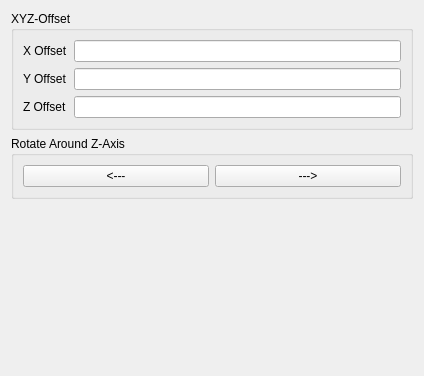
Old version of the form src/Mod/Path/Gui/Resources/panels/PageOpRotateEdit.ui in the repository Insektenjeager/FreeCAD.
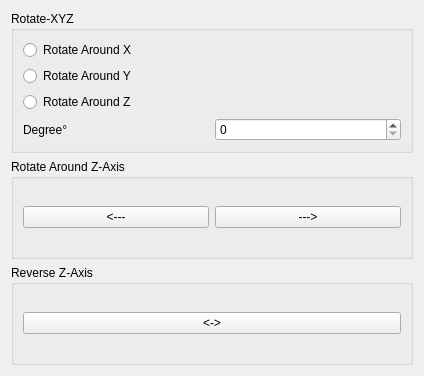
New version of the form. Custom widgets are drawn as their Qt base class.

What changed in the file:
```diff
--- a/src/Mod/Path/Gui/Resources/panels/PageOpRotateEdit.ui
+++ b/src/Mod/Path/Gui/Resources/panels/PageOpRotateEdit.ui
@@ -17,49 +17,43 @@
    <item>
     <widget class="QGroupBox" name="groupBox">
      <property name="title">
-      <string>XYZ-Offset</string>
+      <string>Rotate-XYZ</string>
      </property>
      <layout class="QGridLayout" name="gridLayout_2">
-      <item row="3" column="2">
-       <widget class="Gui::InputField" name="Yoffset">
-        <property name="unit" stdset="0">
-         <string notr="true"/>
-        </property>
-       </widget>
-      </item>
-      <item row="3" column="0">
-       <widget class="QLabel" name="zlabel">
-        <property name="text">
-         <string>Z Offset</string>
-        </property>
-       </widget>
-      </item>
-      <item row="1" column="2">
-       <widget class="Gui::InputField" name="Xoffset">
-        <property name="text">
-         <string/>
-        </property>
-        <property name="unit" stdset="0">
-         <string notr="true"/>
-        </property>
-       </widget>
-      </item>
       <item row="2" column="0">
-       <widget class="QLabel" name="ylabel">
+       <widget class="QRadioButton" name="radioButton">
         <property name="text">
-         <string>Y Offset</string>
+         <string>Rotate Around Y</string>
         </property>
        </widget>
       </item>
-      <item row="1" column="0">
-       <widget class="QLabel" name="xlabel">
+      <item row="0" column="0">
+       <widget class="QRadioButton" name="radioButton_3">
         <property name="text">
-         <string>X Offset</string>
+         <string>Rotate Around X</string>
         </property>
        </widget>
       </item>
-      <item row="2" column="2">
-       <widget class="Gui::InputField" name="Zoffset"/>
+      <item row="3" column="0">
+       <widget class="QRadioButton" name="radioButton_2">
+        <property name="text">
+         <string>Rotate Around Z</string>
+        </property>
+       </widget>
+      </item>
+      <item row="5" column="0">
+       <layout class="QHBoxLayout" name="horizontalLayout">
+        <item>
+         <widget class="QLabel" name="label">
+          <property name="text">
+           <string>Degree°</string>
+          </property>
+         </widget>
+        </item>
+        <item>
+         <widget class="QSpinBox" name="spinBox"/>
+        </item>
+       </layout>
       </item>
      </layout>
     </widget>
@@ -70,6 +64,13 @@
       <string>Rotate Around Z-Axis</string>
      </property>
      <layout class="QGridLayout" name="gridLayout_4">
+      <item row="1" column="0">
+       <widget class="QPushButton" name="pushButton_2">
+        <property name="text">
+         <string>&lt;---</string>
+        </property>
+       </widget>
+      </item>
       <item row="1" column="1">
        <widget class="QPushButton" name="pushButton">
         <property name="text">
@@ -77,38 +78,27 @@
         </property>
        </widget>
       </item>
+     </layout>
+    </widget>
+   </item>
+   <item>
+    <widget class="QGroupBox" name="groupBox_4">
+     <property name="title">
+      <string>Reverse Z-Axis</string>
+     </property>
+     <layout class="QGridLayout" name="gridLayout_5">
       <item row="1" column="0">
-       <widget class="QPushButton" name="pushButton_2">
+       <widget class="QPushButton" name="pushButton_3">
         <property name="text">
-         <string>&lt;---</string>
+         <string>&lt;-&gt;</string>
         </property>
        </widget>
       </item>
      </layout>
     </widget>
    </item>
-   <item>
-    <spacer name="verticalSpacer">
-     <property name="orientation">
-      <enum>Qt::Vertical</enum>
-     </property>
-     <property name="sizeHint" stdset="0">
-      <size>
-       <width>20</width>
-       <height>40</height>
-      </size>
-     </property>
-    </spacer>
-   </item>
   </layout>
  </widget>
- <customwidgets>
-  <customwidget>
-   <class>Gui::InputField</class>
-   <extends>QLineEdit</extends>
-   <header>Gui/InputField.h</header>
-  </customwidget>
- </customwidgets>
  <resources/>
  <connections/>
 </ui>
```
